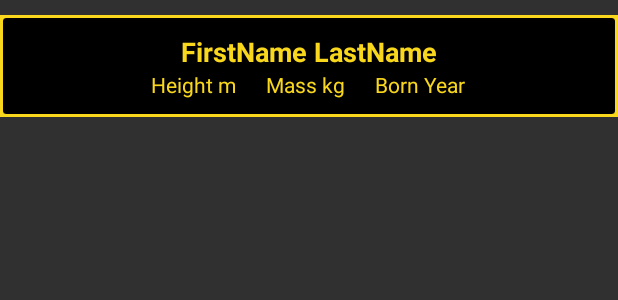
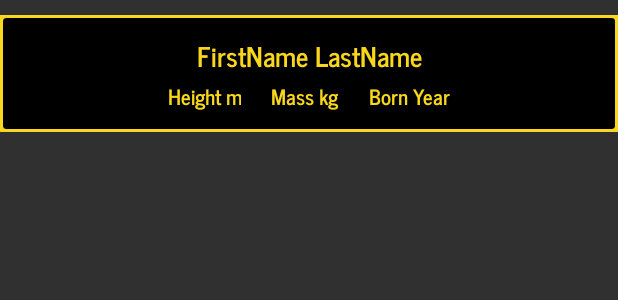
Before and after one commit to g-keller/SwapiAssessment, an Android app: the layout person_list_item.xml on its own in the app's theme, with its tools: preview values and no code run, on a phone screen of 412 x 824 dp. Shown: the top 300 px of the screen. Run offline under Robolectric (Android 15) with nearby library versions, the phone set to English and light mode, and no system bars.

Commit message:
Modify list items to use News Cycle font
News Cycle is a font similar to News Gothic, the font used in the Star Wars intros

```diff
--- a/app/src/main/res/layout/person_list_item.xml
+++ b/app/src/main/res/layout/person_list_item.xml
@@ -27,6 +27,7 @@
                 android:id="@+id/personName"
                 android:layout_width="match_parent"
                 android:layout_height="wrap_content"
+                android:fontFamily="@font/newscycle_bold"
                 android:gravity="center"
                 android:text="@string/person_name_label"
                 android:textColor="@color/star_wars_yellow"
@@ -44,6 +45,7 @@
                     android:layout_width="wrap_content"
                     android:layout_height="wrap_content"
                     android:layout_gravity="center"
+                    android:fontFamily="@font/newscycle_bold"
                     android:gravity="center"
                     android:paddingLeft="10dp"
                     android:paddingRight="10dp"
@@ -55,6 +57,7 @@
                     android:layout_width="wrap_content"
                     android:layout_height="wrap_content"
                     android:layout_gravity="center"
+                    android:fontFamily="@font/newscycle_bold"
                     android:gravity="center"
                     android:paddingLeft="10dp"
                     android:paddingRight="10dp"
@@ -66,6 +69,7 @@
                     android:layout_width="wrap_content"
                     android:layout_height="wrap_content"
                     android:layout_gravity="center"
+                    android:fontFamily="@font/newscycle_bold"
                     android:gravity="center"
                     android:paddingLeft="10dp"
                     android:paddingRight="10dp"
```
Also changed, not shown: app/src/main/res/font/newscycle_bold.ttf (added).
